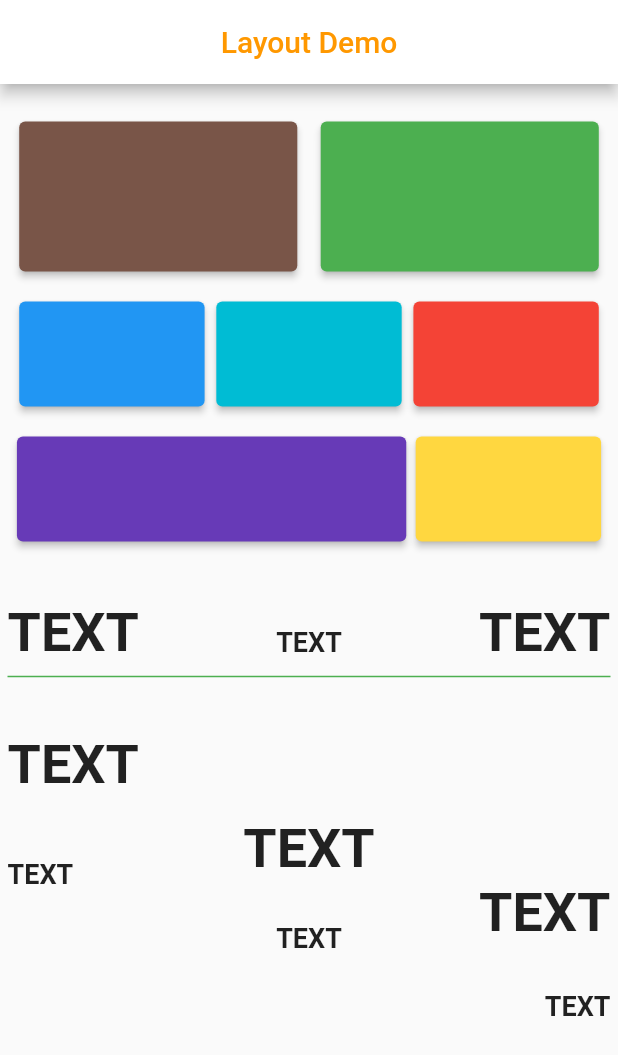
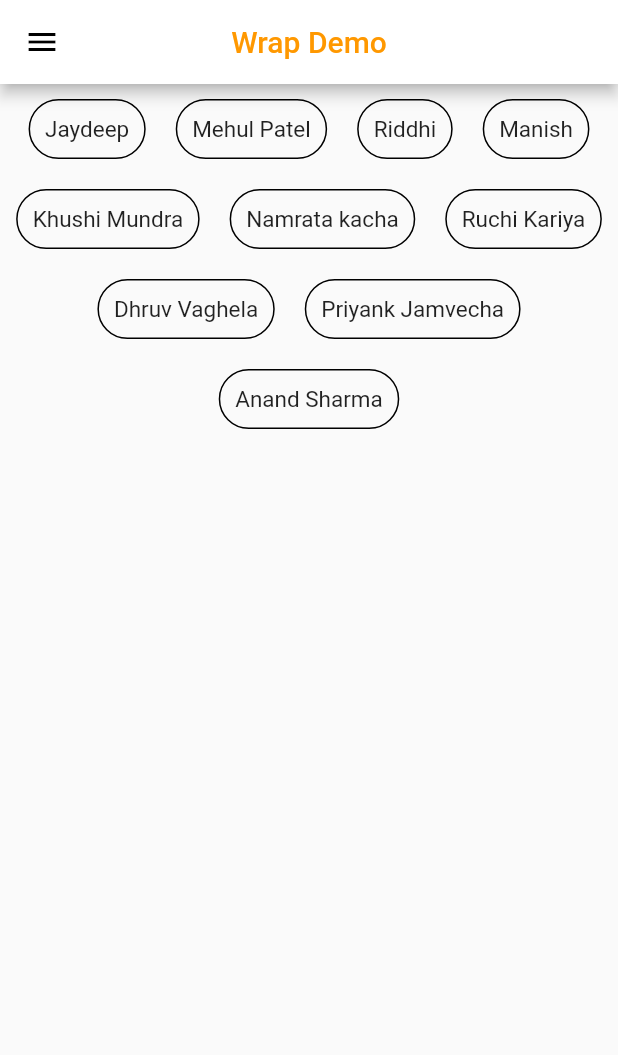
Before and after one commit to JaydeepDhamecha/Flutter-Assignment-7, a Flutter app: the screen it shows after launch, on a phone screen of 412 x 824 dp. Shown: the top 1055 px of the screen. Run offline on Flutter 3.47's test engine with Material 2 defaults, Android fonts, the phone set to English and light mode, and no system bars; our stand-ins replace fluttertoast, get.

Commit message:
Assignment 9 Screen1 and Screen 2

```diff
--- a/lib/Assignment7.dart
+++ b/lib/Assignment7.dart
@@ -112,9 +112,9 @@ class _Assignment7State extends State<Assignment7> {
               crossAxisAlignment: CrossAxisAlignment.baseline,
               textBaseline: TextBaseline.alphabetic,
               children: <Widget>[
-                buildItem(Colors.white,18,Alignment.centerLeft),
-                buildItem(Colors.white,36,Alignment.center),
-                buildItem(Colors.white,-1,Alignment.centerLeft),
+                buildItem(Colors.white, 18, Alignment.centerLeft),
+                buildItem(Colors.white, 36, Alignment.center),
+                buildItem(Colors.white, -1, Alignment.centerLeft),
               ],
             ),
             Row(
@@ -123,9 +123,9 @@ class _Assignment7State extends State<Assignment7> {
               crossAxisAlignment: CrossAxisAlignment.baseline,
               textBaseline: TextBaseline.alphabetic,
               children: <Widget>[
-                buildItem(Colors.white,-1,Alignment.center),
-                buildItem(Colors.white,18,Alignment.center),
-                buildItem(Colors.white,36,Alignment.centerRight),
+                buildItem(Colors.white, -1, Alignment.center),
+                buildItem(Colors.white, 18, Alignment.bottomRight),
+                buildItem(Colors.white, 36, Alignment.centerRight),
               ],
             ),
             Container(
@@ -138,7 +138,7 @@ class _Assignment7State extends State<Assignment7> {
     );
   }
 
-  Widget buildItem(Color color,double fontSize, Alignment alignment) {
+  Widget buildItem(Color color, double fontSize, Alignment alignment) {
     return Expanded(
       child: Container(
         height: 10,
--- /dev/null
+++ b/lib/Assignment9Screen1.dart
@@ -0,0 +1,62 @@
+import 'package:flutter/material.dart';
+
+class Screen1 extends StatefulWidget {
+  const Screen1({Key? key}) : super(key: key);
+
+  @override
+  _Screen1State createState() => _Screen1State();
+}
+
+class _Screen1State extends State<Screen1> {
+  @override
+  Widget build(BuildContext context) {
+    return Scaffold(
+      appBar: AppBar(
+        centerTitle: true,
+        title: Text("Wrap Demo",
+            style: TextStyle(
+              color: Colors.orange,
+              fontSize: 20,
+            )),
+      ),
+      drawer: Drawer(),
+      body: Container(
+        alignment: Alignment.topCenter,
+        child: Wrap(
+          alignment: WrapAlignment.center,
+          children: [
+            myWidget("Jaydeep"),
+            myWidget("Mehul Patel"),
+            myWidget("Riddhi"),
+            myWidget("Manish"),
+            myWidget("Khushi Mundra"),
+            myWidget("Namrata kacha"),
+            myWidget("Ruchi Kariya"),
+            myWidget("Dhruv Vaghela"),
+            myWidget("Priyank Jamvecha"),
+            myWidget("Anand Sharma")
+          ],
+        ),
+      ),
+    );
+  }
+
+  Widget myWidget(String name) {
+    return Container(
+      margin: const EdgeInsets.all(10.0),
+      padding: const EdgeInsets.all(10.0),
+      decoration: myBoxDecoration(),
+      child: Text(
+        name,
+        style: TextStyle(fontSize: 15.0),
+      ),
+    );
+  }
+
+  BoxDecoration myBoxDecoration() {
+    return BoxDecoration(
+      border: Border.all(),
+      borderRadius: BorderRadius.all(Radius.circular(20.0)),
+    );
+  }
+}
--- a/lib/main.dart
+++ b/lib/main.dart
@@ -2,6 +2,8 @@ import 'package:flutter/material.dart';
 
 import 'Assignment7.dart';
 import 'Operators.dart';
+import 'Assignment9Screen1.dart';
+import 'Assignment9Screen2.dart';
 
 void main() {
   runApp(MyApp());
@@ -16,7 +18,7 @@ class MyApp extends StatelessWidget {
       /*darkTheme: ThemeData(
           primaryColor: Colors.black, scaffoldBackgroundColor: Colors.teal),*/
       theme: ThemeData(primaryColor: Colors.white),
-      home: Assignment7(),
+      home: Screen1(),
     );
   }
 }
```
Also changed, not shown: lib/Assignment9Screen2.dart (added, +67 -0 lines).
